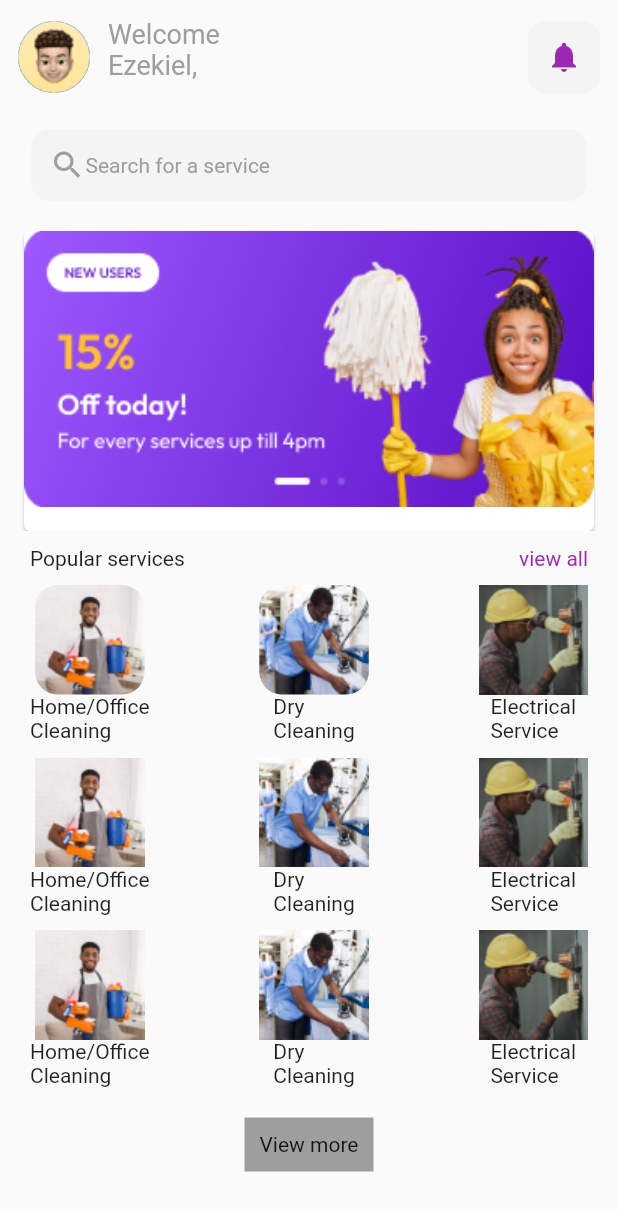
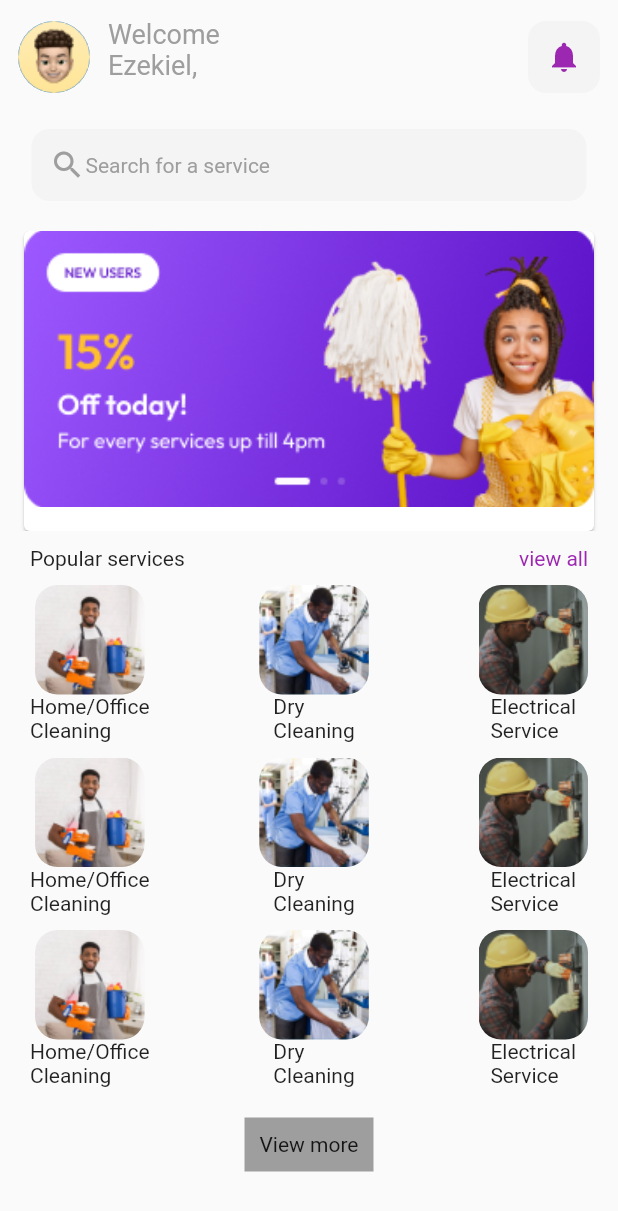
Before and after one commit to iyamujoshua/new_ondemand, a Flutter app: the homescreen screen opened directly, on a phone screen of 412 x 824 dp. Shown: the top 1211 px of the screen. Run offline on Flutter 3.47's test engine with Material 2 defaults, Android fonts, the phone set to English and light mode, and no system bars; our stand-ins replace flutter_svg, font_awesome_flutter, intl_phone_field, smooth_page_indicator; missing offline and left inert: custom_signin_buttons.

Commit message:
img wrap

```diff
--- a/lib/screens/homepage/homepageDetail.dart
+++ b/lib/screens/homepage/homepageDetail.dart
@@ -97,7 +97,9 @@ class _HompageDeatailState extends State<HompageDeatail> {
                   ),
                   Column(
                     children: [
-                      Image.asset("asset/pics.png"),
+                      ClipRRect(
+                        borderRadius: BorderRadius.circular(15),
+                        child: Image.asset("asset/pics.png")),
                       Text('Electrical\nService'),
                     ],
                   ),
@@ -116,19 +118,25 @@ class _HompageDeatailState extends State<HompageDeatail> {
                 children: [
                   Column(
                     children: [
-                      Image.asset("asset/head.png"),
+                      ClipRRect(
+                        borderRadius: BorderRadius.circular(15),
+                        child: Image.asset("asset/head.png")),
                       Text('Home/Office\nCleaning'),
                     ],
                   ),
                   Column(
                     children: [
-                      Image.asset("asset/blue.png"),
+                      ClipRRect(
+                        borderRadius: BorderRadius.circular(15),
+                        child: Image.asset("asset/blue.png")),
                       Text('Dry\nCleaning'),
                     ],
                   ),
                   Column(
                     children: [
-                      Image.asset("asset/pics.png"),
+                      ClipRRect(
+                        borderRadius: BorderRadius.circular(15),
+                        child: Image.asset("asset/pics.png")),
                       Text('Electrical\nService'),
                     ],
                   ),
@@ -148,19 +156,25 @@ class _HompageDeatailState extends State<HompageDeatail> {
                 children: [
                   Column(
                     children: [
-                      Image.asset("asset/head.png"),
+                      ClipRRect(
+                        borderRadius: BorderRadius.circular(15),
+                        child: Image.asset("asset/head.png")),
                       Text('Home/Office\nCleaning'),
                     ],
                   ),
                   Column(
                     children: [
-                      Image.asset("asset/blue.png"),
+                      ClipRRect(
+                        borderRadius: BorderRadius.circular(15),
+                        child: Image.asset("asset/blue.png")),
                       Text('Dry\nCleaning'),
                     ],
                   ),
                   Column(
                     children: [
-                      Image.asset("asset/pics.png"),
+                      ClipRRect(
+                        borderRadius: BorderRadius.circular(15),
+                        child: Image.asset("asset/pics.png")),
                       Text('Electrical\nService'),
                     ],
                   ),
```
